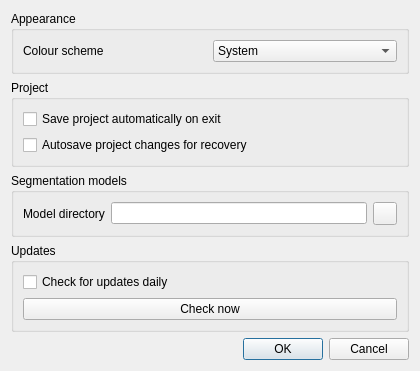
ctroein/exhale, file exhale/resources/ui/settings_dialog.ui: the form before one commit.
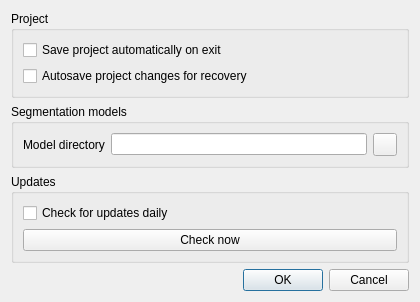
The form after the commit.

The edit to the form file:
```diff
--- a/exhale/resources/ui/settings_dialog.ui
+++ b/exhale/resources/ui/settings_dialog.ui
@@ -8,25 +8,6 @@
   <property name="windowTitle"><string>Settings</string></property>
   <property name="modal"><bool>true</bool></property>
   <layout class="QVBoxLayout" name="verticalLayout">
-   <item>
-    <widget class="QGroupBox" name="appearanceGroupBox">
-     <property name="title"><string>Appearance</string></property>
-     <layout class="QGridLayout" name="appearanceLayout">
-      <item row="0" column="0">
-       <widget class="QLabel" name="colourSchemeLabel">
-        <property name="text"><string>Colour scheme</string></property>
-       </widget>
-      </item>
-      <item row="0" column="1">
-       <widget class="QComboBox" name="colourSchemeComboBox">
-        <item><property name="text"><string>System</string></property></item>
-        <item><property name="text"><string>Light</string></property></item>
-        <item><property name="text"><string>Dark</string></property></item>
-       </widget>
-      </item>
-     </layout>
-    </widget>
-   </item>
    <item>
     <widget class="QGroupBox" name="projectGroupBox">
      <property name="title"><string>Project</string></property>
```
